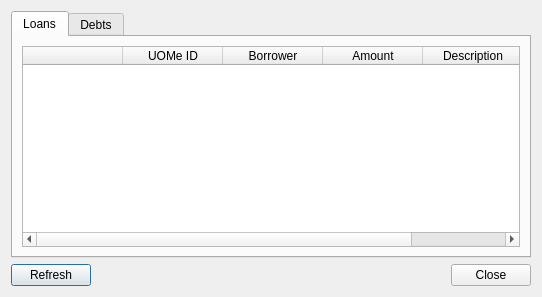
First picture: the form in client/pending.ui, repository ric2b/confidential-debt-simplification, before the edit.
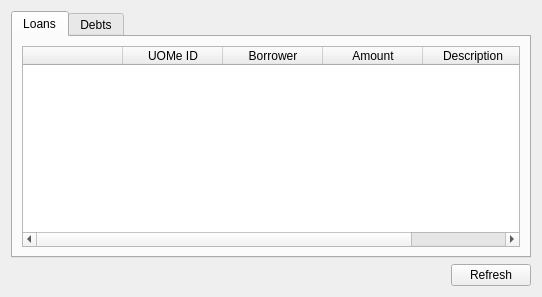
Second picture: the form after the edit.

Commit message: Included the loans and debts directly in the main window instead of a separate dialog

```diff
--- a/client/pending.ui
+++ b/client/pending.ui
@@ -1,7 +1,7 @@
 <?xml version="1.0" encoding="UTF-8"?>
 <ui version="4.0">
- <class>PendingDialog</class>
- <widget class="QDialog" name="PendingDialog">
+ <class>PendingWidget</class>
+ <widget class="QWidget" name="PendingWidget">
   <property name="geometry">
    <rect>
     <x>0</x>
@@ -101,6 +101,19 @@
    </item>
    <item>
     <layout class="QHBoxLayout" name="horizontalLayout">
+     <item>
+      <spacer name="horizontalSpacer">
+       <property name="orientation">
+        <enum>Qt::Horizontal</enum>
+       </property>
+       <property name="sizeHint" stdset="0">
+        <size>
+         <width>40</width>
+         <height>20</height>
+        </size>
+       </property>
+      </spacer>
+     </item>
      <item>
       <widget class="QPushButton" name="refresh_button">
        <property name="text">
@@ -108,19 +121,6 @@
        </property>
       </widget>
      </item>
-     <item>
-      <widget class="QDialogButtonBox" name="button_box">
-       <property name="orientation">
-        <enum>Qt::Horizontal</enum>
-       </property>
-       <property name="standardButtons">
-        <set>QDialogButtonBox::Close</set>
-       </property>
-       <property name="centerButtons">
-        <bool>false</bool>
-       </property>
-      </widget>
-     </item>
     </layout>
    </item>
   </layout>
```
Left out of the diff: 44 changed lines with no effect on the pictures. The commit also changes 7 other files.
